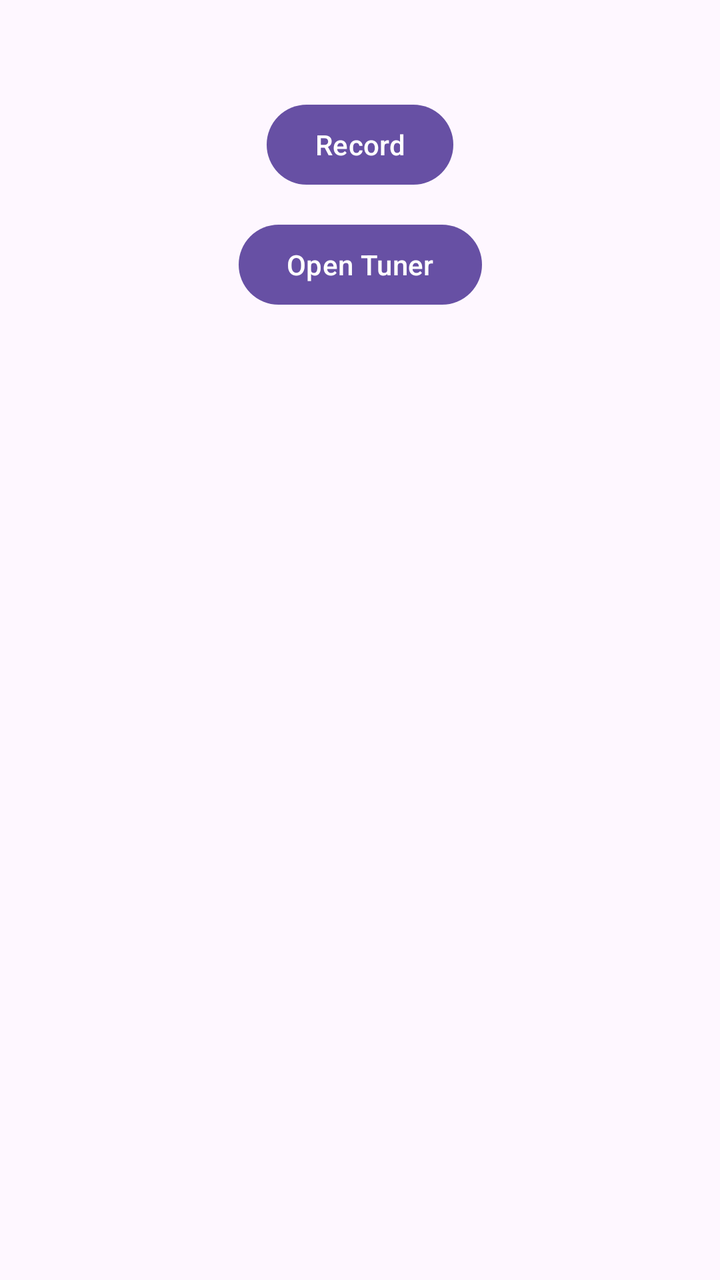
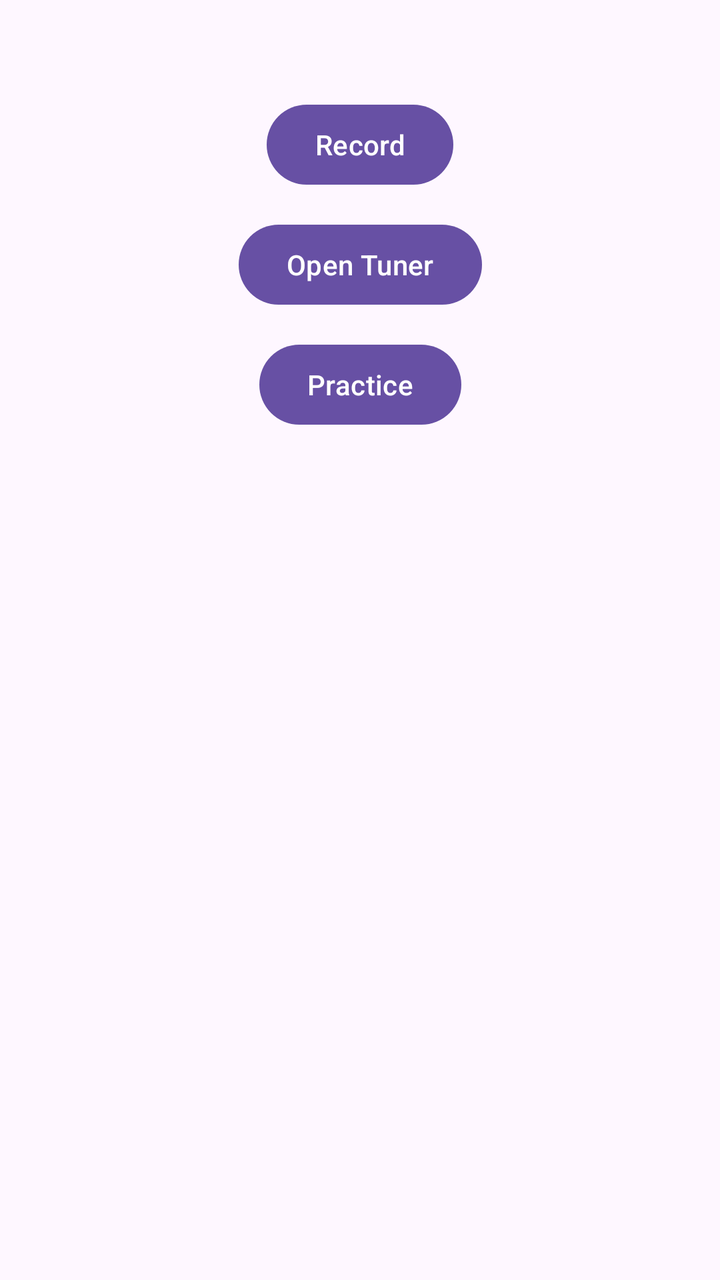

Two renders of the same Android screen: before a commit and after it. Below are the layout's source before the change and the commit's diff.
<!-- AndroidManifest.xml: application theme Theme.WaveFret -->
<!-- res/layout/activity_main.xml -->
<?xml version="1.0" encoding="utf-8"?>
<androidx.constraintlayout.widget.ConstraintLayout
    xmlns:android="http://schemas.android.com/apk/res/android"
    xmlns:app="http://schemas.android.com/apk/res-auto"
    xmlns:tools="http://schemas.android.com/tools"
    android:id="@+id/main"
    android:layout_width="match_parent"
    android:layout_height="match_parent"
    tools:context=".MainActivity">

    <TextView
        android:id="@+id/tvStatus"
        android:layout_width="wrap_content"
        android:layout_height="wrap_content"
        android:textSize="18sp"
        app:layout_constraintBottom_toTopOf="@id/btnToggleRecording"
        app:layout_constraintEnd_toEndOf="parent"
        app:layout_constraintStart_toStartOf="parent"
        app:layout_constraintTop_toTopOf="parent"
        app:layout_constraintVertical_bias="0.4" />

    <Button
        android:id="@+id/btnToggleRecording"
        android:layout_width="wrap_content"
        android:layout_height="wrap_content"
        android:layout_marginTop="24dp"
        android:text="@string/record"
        app:layout_constraintEnd_toEndOf="parent"
        app:layout_constraintStart_toStartOf="parent"
        app:layout_constraintTop_toBottomOf="@id/tvStatus" />

    <Button
        android:id="@+id/btnOpenTuner"
        android:layout_width="wrap_content"
        android:layout_height="wrap_content"
        android:layout_marginTop="12dp"
        android:text="@string/open_tuner"
        app:layout_constraintEnd_toEndOf="parent"
        app:layout_constraintStart_toStartOf="parent"
        app:layout_constraintTop_toBottomOf="@id/btnToggleRecording" />

    <androidx.recyclerview.widget.RecyclerView
        android:id="@+id/rvRecordings"
        android:layout_width="0dp"
        android:layout_height="0dp"
        android:layout_marginTop="24dp"
        android:clipToPadding="false"
        app:layout_constraintTop_toBottomOf="@id/btnOpenTuner"
        app:layout_constraintBottom_toBottomOf="parent"
        app:layout_constraintStart_toStartOf="parent"
        app:layout_constraintEnd_toEndOf="parent" />

</androidx.constraintlayout.widget.ConstraintLayout>
<!-- resources referenced by this layout -->
<resources>
  <string name="open_tuner">Open Tuner</string>
  <string name="record">Record</string>
  <style name="Theme.WaveFret" parent="Base.Theme.WaveFret" />
  <style name="Base.Theme.WaveFret" parent="Theme.Material3.DayNight.NoActionBar">
          
          
      </style>
</resources>

<!-- the commit's change to res/layout/activity_main.xml (unified diff, before → after) -->
@@ -39,13 +39,23 @@
         app:layout_constraintStart_toStartOf="parent"
         app:layout_constraintTop_toBottomOf="@id/btnToggleRecording" />
 
+    <Button
+        android:id="@+id/btnOpenPractice"
+        android:layout_width="wrap_content"
+        android:layout_height="wrap_content"
+        android:layout_marginTop="12dp"
+        android:text="@string/open_practice"
+        app:layout_constraintEnd_toEndOf="parent"
+        app:layout_constraintStart_toStartOf="parent"
+        app:layout_constraintTop_toBottomOf="@id/btnOpenTuner" />
+
     <androidx.recyclerview.widget.RecyclerView
         android:id="@+id/rvRecordings"
         android:layout_width="0dp"
         android:layout_height="0dp"
         android:layout_marginTop="24dp"
         android:clipToPadding="false"
-        app:layout_constraintTop_toBottomOf="@id/btnOpenTuner"
+        app:layout_constraintTop_toBottomOf="@id/btnOpenPractice"
         app:layout_constraintBottom_toBottomOf="parent"
         app:layout_constraintStart_toStartOf="parent"
         app:layout_constraintEnd_toEndOf="parent" />
<!-- resource entries referenced after the edit -->
@@ -1,5 +1,6 @@
 <!-- resources referenced by this layout -->
 <resources>
+  <string name="open_practice">Practice</string>
   <string name="open_tuner">Open Tuner</string>
   <string name="record">Record</string>
   <style name="Theme.WaveFret" parent="Base.Theme.WaveFret" />
